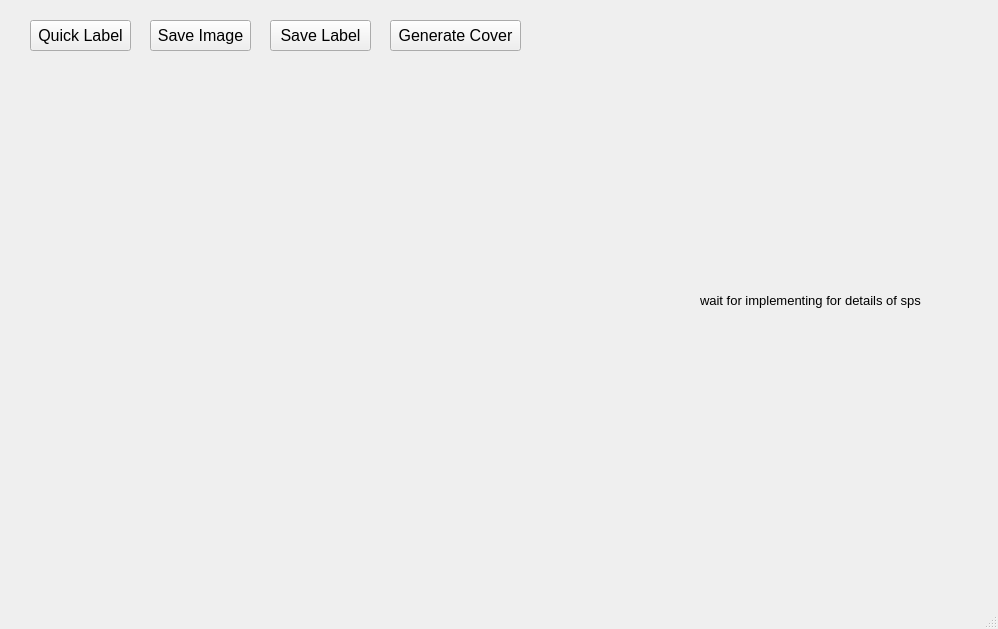
Above: src/label.ui from Crawlwind/Residue before the change. Below: the same form after it.
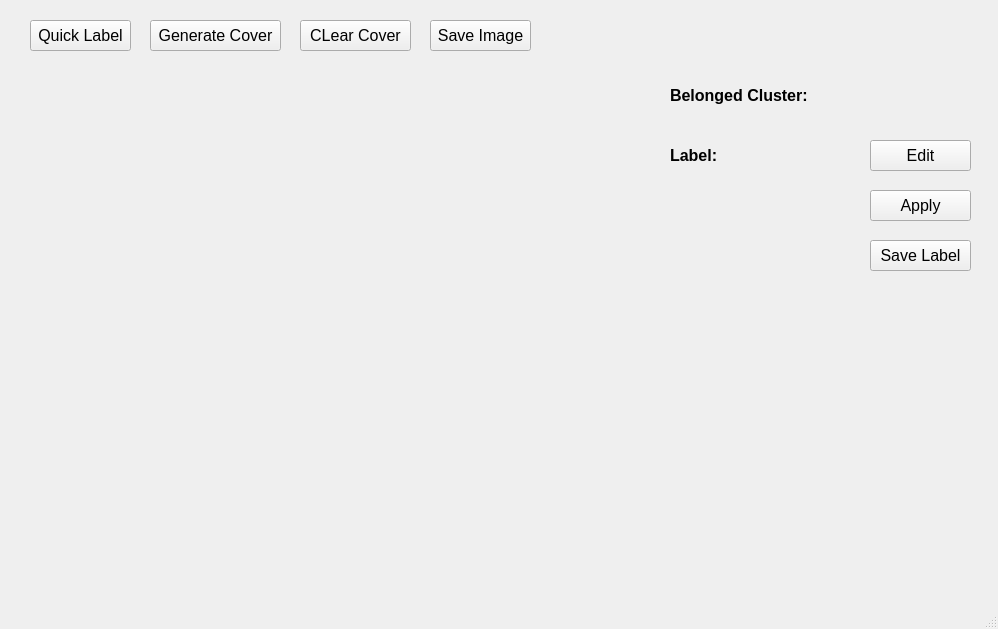
That is the form after the change.

Commit message: quick label + editable text

```diff
--- a/src/label.ui
+++ b/src/label.ui
@@ -35,7 +35,7 @@
    <widget class="QPushButton" name="save_image_button">
     <property name="geometry">
      <rect>
-      <x>150</x>
+      <x>430</x>
       <y>20</y>
       <width>101</width>
       <height>31</height>
@@ -53,8 +53,8 @@
    <widget class="QPushButton" name="save_label_button">
     <property name="geometry">
      <rect>
-      <x>270</x>
-      <y>20</y>
+      <x>870</x>
+      <y>240</y>
       <width>101</width>
       <height>31</height>
      </rect>
@@ -84,34 +84,10 @@
      <set>Qt::AlignCenter</set>
     </property>
    </widget>
-   <widget class="QLabel" name="label">
-    <property name="enabled">
-     <bool>true</bool>
-    </property>
-    <property name="geometry">
-     <rect>
-      <x>700</x>
-      <y>170</y>
-      <width>241</width>
-      <height>261</height>
-     </rect>
-    </property>
-    <property name="font">
-     <font>
-      <pointsize>10</pointsize>
-     </font>
-    </property>
-    <property name="text">
-     <string>wait for implementing for details of sps</string>
-    </property>
-    <property name="scaledContents">
-     <bool>false</bool>
-    </property>
-   </widget>
    <widget class="QPushButton" name="cover_button">
     <property name="geometry">
      <rect>
-      <x>390</x>
+      <x>150</x>
       <y>20</y>
       <width>131</width>
       <height>31</height>
@@ -126,6 +102,142 @@
      <string>Generate Cover</string>
     </property>
    </widget>
+   <widget class="QPushButton" name="clear_button">
+    <property name="geometry">
+     <rect>
+      <x>300</x>
+      <y>20</y>
+      <width>111</width>
+      <height>31</height>
+     </rect>
+    </property>
+    <property name="font">
+     <font>
+      <pointsize>12</pointsize>
+     </font>
+    </property>
+    <property name="text">
+     <string>CLear Cover</string>
+    </property>
+   </widget>
+   <widget class="QLabel" name="label_2">
+    <property name="geometry">
+     <rect>
+      <x>670</x>
+      <y>80</y>
+      <width>151</width>
+      <height>31</height>
+     </rect>
+    </property>
+    <property name="font">
+     <font>
+      <pointsize>12</pointsize>
+      <weight>75</weight>
+      <bold>true</bold>
+     </font>
+    </property>
+    <property name="text">
+     <string>Belonged Cluster:</string>
+    </property>
+    <property name="alignment">
+     <set>Qt::AlignLeading|Qt::AlignLeft|Qt::AlignVCenter</set>
+    </property>
+   </widget>
+   <widget class="QLabel" name="cluster_label">
+    <property name="geometry">
+     <rect>
+      <x>830</x>
+      <y>80</y>
+      <width>71</width>
+      <height>31</height>
+     </rect>
+    </property>
+    <property name="font">
+     <font>
+      <pointsize>14</pointsize>
+     </font>
+    </property>
+    <property name="text">
+     <string/>
+    </property>
+   </widget>
+   <widget class="QLabel" name="label_3">
+    <property name="geometry">
+     <rect>
+      <x>670</x>
+      <y>140</y>
+      <width>61</width>
+      <height>31</height>
+     </rect>
+    </property>
+    <property name="font">
+     <font>
+      <pointsize>12</pointsize>
+      <weight>75</weight>
+      <bold>true</bold>
+     </font>
+    </property>
+    <property name="text">
+     <string>Label:</string>
+    </property>
+    <property name="alignment">
+     <set>Qt::AlignLeading|Qt::AlignLeft|Qt::AlignVCenter</set>
+    </property>
+   </widget>
+   <widget class="QPushButton" name="apply_button">
+    <property name="geometry">
+     <rect>
+      <x>870</x>
+      <y>190</y>
+      <width>101</width>
+      <height>31</height>
+     </rect>
+    </property>
+    <property name="font">
+     <font>
+      <pointsize>12</pointsize>
+     </font>
+    </property>
+    <property name="text">
+     <string>Apply</string>
+    </property>
+   </widget>
+   <widget class="QLabel" name="sp_label">
+    <property name="geometry">
+     <rect>
+      <x>740</x>
+      <y>140</y>
+      <width>111</width>
+      <height>31</height>
+     </rect>
+    </property>
+    <property name="font">
+     <font>
+      <pointsize>14</pointsize>
+     </font>
+    </property>
+    <property name="text">
+     <string/>
+    </property>
+   </widget>
+   <widget class="QPushButton" name="edit_button">
+    <property name="geometry">
+     <rect>
+      <x>870</x>
+      <y>140</y>
+      <width>101</width>
+      <height>31</height>
+     </rect>
+    </property>
+    <property name="font">
+     <font>
+      <pointsize>12</pointsize>
+     </font>
+    </property>
+    <property name="text">
+     <string>Edit</string>
+    </property>
+   </widget>
   </widget>
   <widget class="QMenuBar" name="menubar">
    <property name="geometry">
```
The commit also changes 5 other files.
